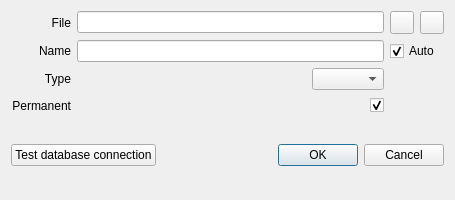
pawelsalawa/sqlitestudio, file trunk/SQLiteStudio3/guiSQLiteStudio/dialogs/dbdialog.ui: the form before one commit.
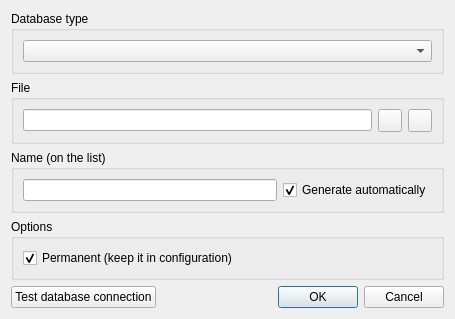
The form after the commit. Icons and pictures are not drawn.

Commit message: DbDialog refactored, remodelled, should be looking more friendly, escpecially on OSX.

```diff
--- a/trunk/SQLiteStudio3/guiSQLiteStudio/dialogs/dbdialog.ui
+++ b/trunk/SQLiteStudio3/guiSQLiteStudio/dialogs/dbdialog.ui
@@ -7,7 +7,7 @@
     <x>0</x>
     <y>0</y>
     <width>455</width>
-    <height>200</height>
+    <height>299</height>
    </rect>
   </property>
   <property name="minimumSize">
@@ -21,22 +21,11 @@
   </property>
   <layout class="QVBoxLayout" name="verticalLayout">
    <item>
-    <layout class="QGridLayout" name="gridLayout">
-     <item row="2" column="1">
-      <layout class="QHBoxLayout" name="horizontalLayout">
-       <item>
-        <spacer name="horizontalSpacer">
-         <property name="orientation">
-          <enum>Qt::Horizontal</enum>
-         </property>
-         <property name="sizeHint" stdset="0">
-          <size>
-           <width>40</width>
-           <height>20</height>
-          </size>
-         </property>
-        </spacer>
-       </item>
+    <widget class="QGroupBox" name="typeGroup">
+     <property name="title">
+      <string>Database type</string>
+     </property>
+     <layout class="QVBoxLayout" name="verticalLayout_2">
        <item>
         <widget class="QComboBox" name="typeCombo">
          <property name="toolTip">
@@ -45,39 +34,17 @@
         </widget>
        </item>
       </layout>
-     </item>
-     <item row="1" column="1">
-      <widget class="QLineEdit" name="nameEdit">
-       <property name="readOnly">
-        <bool>true</bool>
-       </property>
-      </widget>
-     </item>
-     <item row="1" column="0">
-      <widget class="QLabel" name="nameLabel">
-       <property name="text">
-        <string>Name</string>
-       </property>
-       <property name="alignment">
-        <set>Qt::AlignRight|Qt::AlignTrailing|Qt::AlignVCenter</set>
-       </property>
-      </widget>
-     </item>
-     <item row="2" column="0">
-      <widget class="QLabel" name="typeLabel">
-       <property name="text">
-        <string>Type</string>
-       </property>
-       <property name="alignment">
-        <set>Qt::AlignRight|Qt::AlignTrailing|Qt::AlignVCenter</set>
-       </property>
-      </widget>
-     </item>
-     <item row="0" column="1">
+    </widget>
+   </item>
+   <item>
+    <widget class="QGroupBox" name="pathGroup">
+     <property name="title">
+      <string>File</string>
+     </property>
+     <layout class="QHBoxLayout" name="horizontalLayout_5">
+      <item>
       <widget class="QLineEdit" name="fileEdit"/>
      </item>
-     <item row="0" column="2">
-      <layout class="QHBoxLayout" name="horizontalLayout_3">
        <item>
         <widget class="QToolButton" name="browseCreateButton">
          <property name="toolTip">
@@ -104,62 +71,50 @@
         </widget>
        </item>
       </layout>
-     </item>
-     <item row="0" column="0">
-      <widget class="QLabel" name="fileLabel">
-       <property name="text">
-        <string>File</string>
-       </property>
-       <property name="alignment">
-        <set>Qt::AlignRight|Qt::AlignTrailing|Qt::AlignVCenter</set>
+    </widget>
+   </item>
+   <item>
+    <widget class="QGroupBox" name="nameGroup">
+     <property name="title">
+      <string>Name (on the list)</string>
+     </property>
+     <layout class="QHBoxLayout" name="horizontalLayout_6">
+      <item>
+       <widget class="QLineEdit" name="nameEdit">
+        <property name="readOnly">
+         <bool>true</bool>
        </property>
       </widget>
      </item>
-     <item row="1" column="2">
+      <item>
       <widget class="QCheckBox" name="generateCheckBox">
        <property name="toolTip">
         <string>Generate name basing on file path</string>
        </property>
        <property name="text">
-        <string>Auto</string>
+         <string>Generate automatically</string>
        </property>
        <property name="checked">
         <bool>true</bool>
        </property>
       </widget>
      </item>
-     <item row="3" column="0">
-      <widget class="QLabel" name="label">
-       <property name="text">
-        <string>Permanent</string>
-       </property>
-       <property name="alignment">
-        <set>Qt::AlignRight|Qt::AlignTrailing|Qt::AlignVCenter</set>
-       </property>
-      </widget>
-     </item>
-     <item row="3" column="1">
-      <layout class="QHBoxLayout" name="horizontalLayout_4">
+     </layout>
+    </widget>
+   </item>
        <item>
-        <spacer name="horizontalSpacer_3">
-         <property name="orientation">
-          <enum>Qt::Horizontal</enum>
-         </property>
-         <property name="sizeHint" stdset="0">
-          <size>
-           <width>40</width>
-           <height>20</height>
-          </size>
-         </property>
-        </spacer>
-       </item>
-       <item>
+    <widget class="QGroupBox" name="optionsGroup">
+     <property name="title">
+      <string>Options</string>
+     </property>
+     <layout class="QGridLayout" name="optionsGrid">
+      <item row="0" column="0" colspan="2">
         <widget class="QCheckBox" name="permamentCheckBox">
          <property name="toolTip">
           <string extracomment="aasfd">&lt;p&gt;Enable this if you want the database to be stored in configuration file and restored every time SQLiteStudio is started.&lt;/p&gt;</string>
          </property>
          <property name="text">
-          <string/>
+         <string>Permanent (keep it in configuration)</string>
          </property>
          <property name="checked">
           <bool>true</bool>
@@ -167,8 +122,7 @@
         </widget>
        </item>
       </layout>
-     </item>
-    </layout>
+    </widget>
    </item>
    <item>
     <widget class="QWidget" name="bottomWidget" native="true">
```
Left out of the diff: 8 changed lines with no effect on the pictures. Lines whose indentation alone changed are shown as unchanged. The commit also changes 2 other files.
